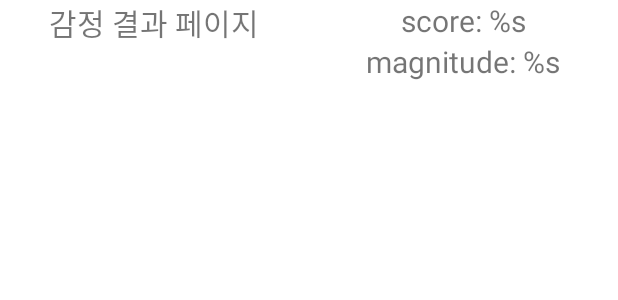
After one commit to HuiseongK/MC_Project, an Android app: the layout list_main.xml on its own in the app's theme, with its tools: preview values and no code run, on a phone screen of 412 x 824 dp. The commit adds this screen. Shown: the top 300 px of the screen. Run offline under Robolectric (Android 15) with nearby library versions, the phone set to English and light mode, and no system bars.

Commit message:
recyclerView/Adapter추가,  fragmentOne수정

```diff
--- a/app/src/main/java/com/example/waru/Database.kt
+++ b/app/src/main/java/com/example/waru/Database.kt
@@ -9,6 +9,7 @@ import android.util.Log
 class Database {
     object DBContract {
         object Entry : BaseColumns {
+            const val TABLE_NAME = "myDBfile"
             const val table_name1 = "table_name1"
             const val table_name2 = "table_name2"
             const val table_name3 = "comment_table"
--- a/app/src/main/java/com/example/waru/MyElement.kt
+++ b/app/src/main/java/com/example/waru/MyElement.kt
@@ -1,3 +1,3 @@
 package com.example.waru
 
-class MyElement (val date:String, val text:String, val sentimentScore:String, val sentimentMagnitude:String)
+class MyElement (val text:String, val sentimentScore:String, val sentimentMagnitude:String)
--- /dev/null
+++ b/app/src/main/res/layout/list_main.xml
@@ -0,0 +1,43 @@
+<?xml version="1.0" encoding="utf-8"?>
+<LinearLayout xmlns:android="http://schemas.android.com/apk/res/android"
+    android:layout_width="match_parent"
+    android:layout_height="wrap_content"
+    android:orientation="horizontal">
+
+    <LinearLayout
+        android:layout_width="0dp"
+        android:layout_height="match_parent"
+        android:layout_weight="1">
+        <TextView
+            android:layout_width="match_parent"
+            android:layout_height="wrap_content"
+            android:text="@string/result"
+            android:id="@+id/sentence"
+            android:gravity="center"
+            android:textSize="20sp"/>
+    </LinearLayout>
+
+    <LinearLayout
+        android:layout_width="0dp"
+        android:layout_height="wrap_content"
+        android:layout_weight="1"
+        android:orientation="vertical">
+        <TextView
+            android:layout_width="match_parent"
+            android:layout_height="0dp"
+            android:layout_weight="1"
+            android:text="@string/score"
+            android:id="@+id/score"
+            android:gravity="center"
+            android:textSize="20sp"/>
+
+        <TextView
+            android:layout_width="match_parent"
+            android:layout_height="0dp"
+            android:layout_weight="1"
+            android:text="@string/magnitude"
+            android:id="@+id/magnitude"
+            android:gravity="center"
+            android:textSize="20sp"/>
+    </LinearLayout>
+</LinearLayout>
--- a/app/src/main/res/values/strings.xml
+++ b/app/src/main/res/values/strings.xml
@@ -6,6 +6,8 @@
     <string name="date">%s년 %s월 %s일</string>
     <string name="result">감정 결과 페이지</string>
     <string name="comment">코멘트 페이지</string>
+    <string name="score">score: %s</string>
+    <string name="magnitude">magnitude: %s</string>
     <string name="Frag1">감정 분석 결과</string>
     <string name="Frag2">코멘트</string>
 </resources>
```
Also changed, not shown: app/src/main/java/com/example/waru/FragmentOne.kt (+55 -89 lines), app/src/main/java/com/example/waru/MyAdapter.kt (added, +28 -0 lines), app/src/main/res/layout/activity_sub2_1.xml (+30 -21 lines).
